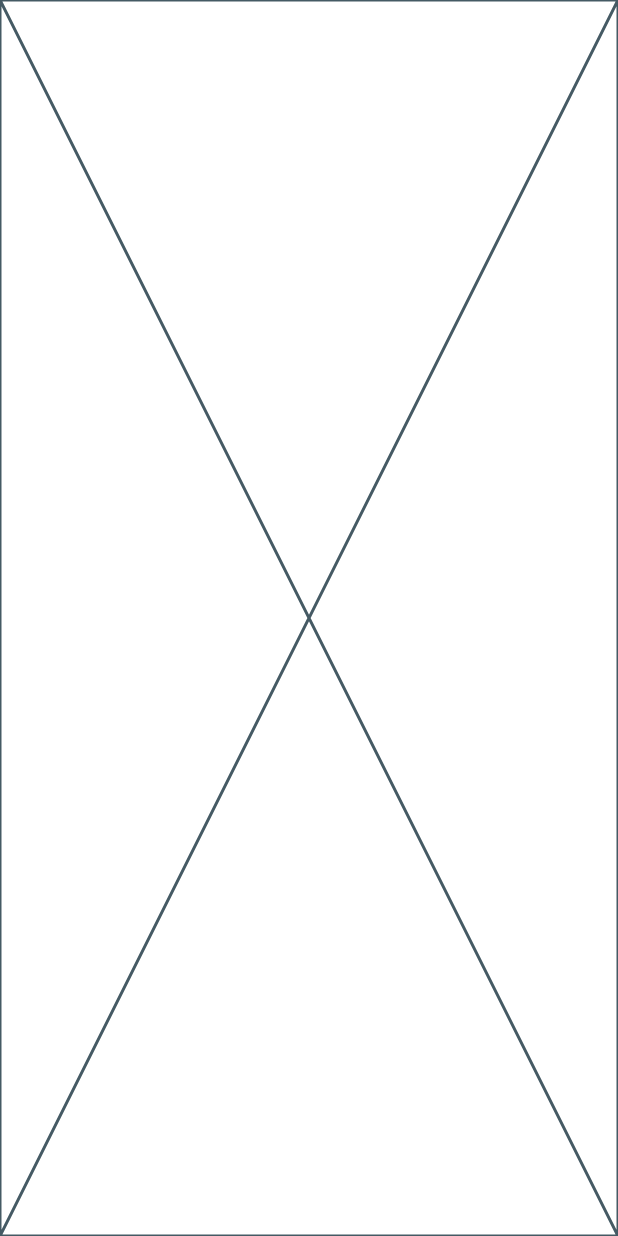
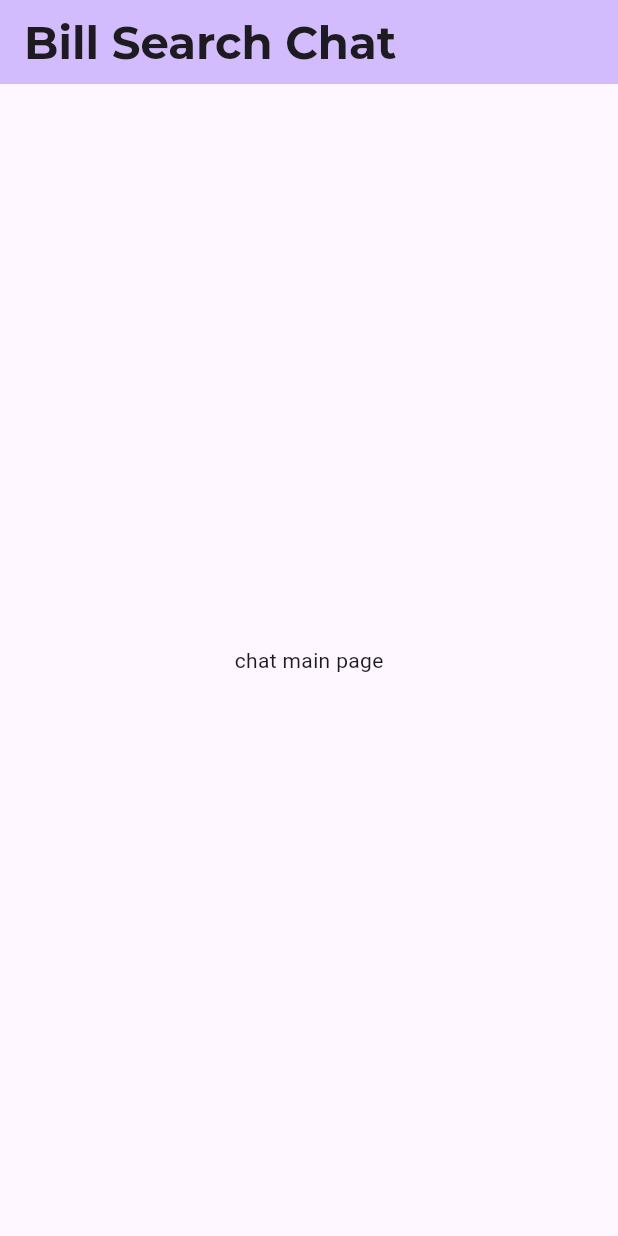
Before and after one commit to myid-hana/Bill_Search_Chat, a Flutter app: the screen it shows after launch, on a phone screen of 412 x 824 dp. Run offline on Flutter 3.47's test engine with Material 3 defaults, Android fonts, the light colour scheme and no system bars; our stand-ins replace google_fonts.

Commit message:
google font 적용

```diff
--- a/lib/main.dart
+++ b/lib/main.dart
@@ -1,5 +1,6 @@
 import 'package:bill_search_chat/page/chat.dart';
 import 'package:flutter/material.dart';
+import 'package:google_fonts/google_fonts.dart';
 
 void main() {
   runApp(
@@ -15,8 +16,16 @@
     return MaterialApp(
       title: 'Bill Search Chat',
       theme: ThemeData(
-        colorScheme: ColorScheme.fromSeed(seedColor: Colors.deepPurple),
         useMaterial3: true,
+        colorScheme: ColorScheme.fromSeed(
+          seedColor: Colors.deepPurple,
+        ),
+        textTheme: TextTheme(
+          titleLarge: GoogleFonts.montserrat(
+            fontSize: 30,
+            fontWeight: FontWeight.bold,
+          ),
+        ),
       ),
       home: const ChatPage(),
     );
--- a/lib/page/chat.dart
+++ b/lib/page/chat.dart
@@ -5,6 +5,24 @@ class ChatPage extends StatelessWidget {
 
   @override
   Widget build(BuildContext context) {
-    return const Placeholder();
+    return Scaffold(
+      appBar: AppBar(
+        backgroundColor: Theme.of(context).colorScheme.inversePrimary,
+        title: Text(
+          'Bill Search Chat',
+          style: Theme.of(context).textTheme.titleLarge,
+        ),
+      ),
+      body: const Center(
+        child: Column(
+          mainAxisAlignment: MainAxisAlignment.center,
+          children: <Widget>[
+            Text(
+              'chat main page',
+            ),
+          ],
+        ),
+      ),
+    );
   }
 }
--- a/pubspec.yaml
+++ b/pubspec.yaml
@@ -35,6 +35,7 @@ dependencies:
   # The following adds the Cupertino Icons font to your application.
   # Use with the CupertinoIcons class for iOS style icons.
   cupertino_icons: ^1.0.6
+  google_fonts: ^6.2.1
 
 dev_dependencies:
   flutter_test:
```
Also changed, not shown: pubspec.lock, 7 other files.
